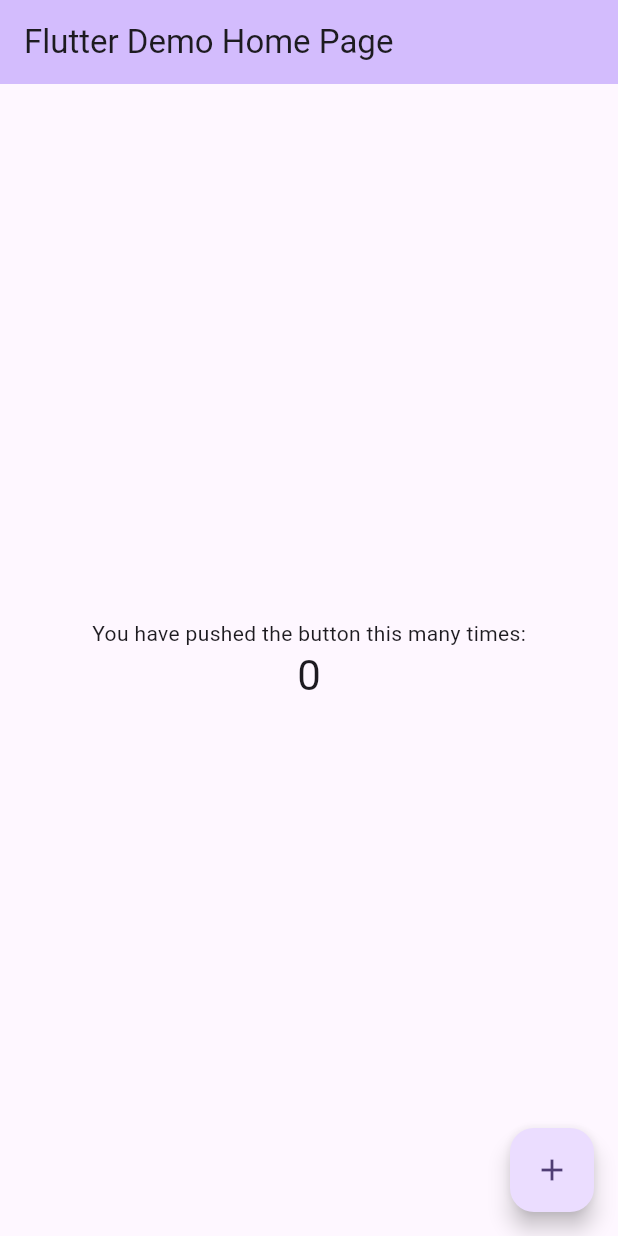
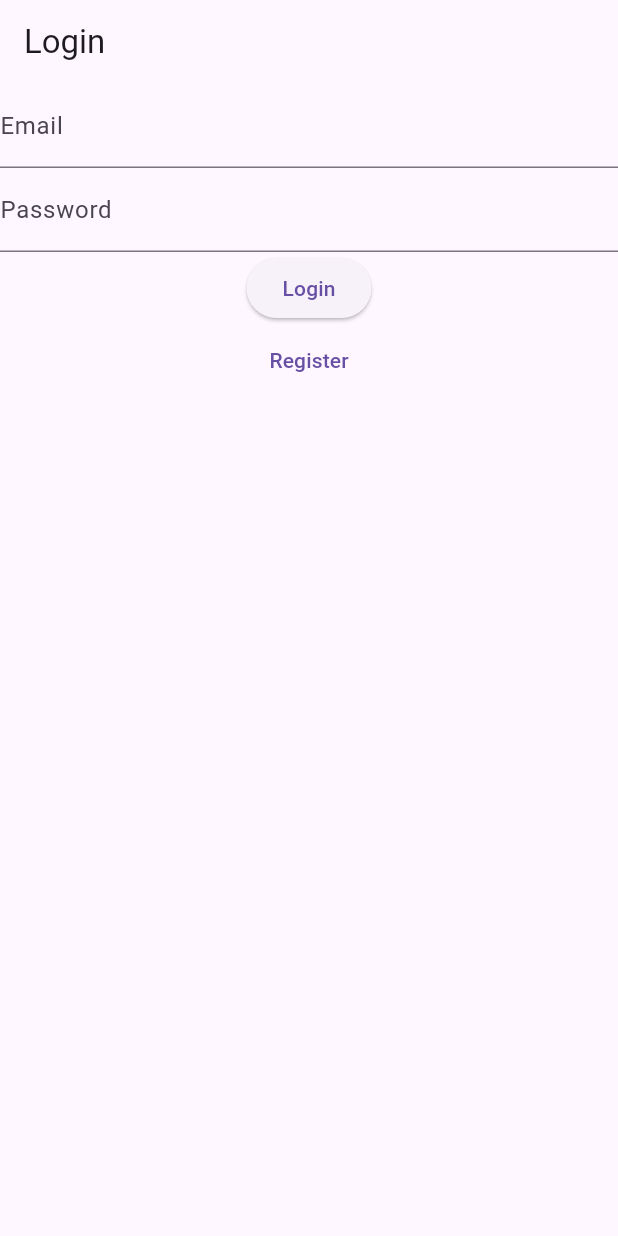
Before and after one commit to emmawalkerMAD2024/HW04, a Flutter app: the screen it shows after launch, on a phone screen of 412 x 824 dp. Run offline on Flutter 3.47's test engine with Material 3 defaults, Android fonts, the light colour scheme and no system bars; our stand-ins replace cloud_firestore, firebase_auth, firebase_core; accounts and stored records are empty.

Commit message:
added pages

```diff
--- /dev/null
+++ b/lib/login_screen.dart
@@ -0,0 +1,40 @@
+import 'package:flutter/material.dart';
+import 'package:firebase_auth/firebase_auth.dart';
+
+class LoginScreen extends StatefulWidget {
+  @override
+  _LoginScreenState createState() => _LoginScreenState();
+}
+
+class _LoginScreenState extends State<LoginScreen> {
+  final _auth = FirebaseAuth.instance;
+  final _emailController = TextEditingController();
+  final _passwordController = TextEditingController();
+
+  Future<void> loginUser() async {
+    try {
+      await _auth.signInWithEmailAndPassword(
+        email: _emailController.text,
+        password: _passwordController.text,
+      );
+      Navigator.pushReplacementNamed(context, '/home');
+    } catch (e) {
+      print(e);
+    }
+  }
+
+  @override
+  Widget build(BuildContext context) {
+    return Scaffold(
+      appBar: AppBar(title: Text('Login')),
+      body: Column(
+        children: [
+          TextField(controller: _emailController, decoration: InputDecoration(labelText: 'Email')),
+          TextField(controller: _passwordController, decoration: InputDecoration(labelText: 'Password'), obscureText: true),
+          ElevatedButton(onPressed: loginUser, child: Text('Login')),
+          TextButton(onPressed: () => Navigator.pushNamed(context, '/register'), child: Text('Register'))
+        ],
+      ),
+    );
+  }
+}
--- a/lib/main.dart
+++ b/lib/main.dart
@@ -1,125 +1,28 @@
 import 'package:flutter/material.dart';
+import 'package:firebase_core/firebase_core.dart';
+import 'splash_screen.dart';
+import 'login_screen.dart';
+import 'register_screen.dart';
+import 'message_boards_screen.dart';
 
-void main() {
-  runApp(const MyApp());
+void main() async {
+  WidgetsFlutterBinding.ensureInitialized();
+  await Firebase.initializeApp();
+  runApp(MyApp());
 }
 
 class MyApp extends StatelessWidget {
-  const MyApp({super.key});
-
-  // This widget is the root of your application.
   @override
   Widget build(BuildContext context) {
     return MaterialApp(
-      title: 'Flutter Demo',
-      theme: ThemeData(
-        // This is the theme of your application.
-        //
-        // TRY THIS: Try running your application with "flutter run". You'll see
-        // the application has a purple toolbar. Then, without quitting the app,
-        // try changing the seedColor in the colorScheme below to Colors.green
-        // and then invoke "hot reload" (save your changes or press the "hot
-        // reload" button in a Flutter-supported IDE, or press "r" if you used
-        // the command line to start the app).
-        //
-        // Notice that the counter didn't reset back to zero; the application
-        // state is not lost during the reload. To reset the state, use hot
-        // restart instead.
-        //
-        // This works for code too, not just values: Most code changes can be
-        // tested with just a hot reload.
-        colorScheme: ColorScheme.fromSeed(seedColor: Colors.deepPurple),
-        useMaterial3: true,
-      ),
-      home: const MyHomePage(title: 'Flutter Demo Home Page'),
+      title: 'Chat App',
+      initialRoute: '/',
+      routes: {
+        '/': (context) => SplashScreen(),
+        '/login': (context) => LoginScreen(),
+        '/register': (context) => RegisterScreen(),
+        '/home': (context) => MessageBoardsScreen(),
+      },
     );
   }
 }
-
-class MyHomePage extends StatefulWidget {
-  const MyHomePage({super.key, required this.title});
-
-  // This widget is the home page of your application. It is stateful, meaning
-  // that it has a State object (defined below) that contains fields that affect
-  // how it looks.
-
-  // This class is the configuration for the state. It holds the values (in this
-  // case the title) provided by the parent (in this case the App widget) and
-  // used by the build method of the State. Fields in a Widget subclass are
-  // always marked "final".
-
-  final String title;
-
-  @override
-  State<MyHomePage> createState() => _MyHomePageState();
-}
-
-class _MyHomePageState extends State<MyHomePage> {
-  int _counter = 0;
-
-  void _incrementCounter() {
-    setState(() {
-      // This call to setState tells the Flutter framework that something has
-      // changed in this State, which causes it to rerun the build method below
-      // so that the display can reflect the updated values. If we changed
-      // _counter without calling setState(), then the build method would not be
-      // called again, and so nothing would appear to happen.
-      _counter++;
-    });
-  }
-
-  @override
-  Widget build(BuildContext context) {
-    // This method is rerun every time setState is called, for instance as done
-    // by the _incrementCounter method above.
-    //
-    // The Flutter framework has been optimized to make rerunning build methods
-    // fast, so that you can just rebuild anything that needs updating rather
-    // than having to individually change instances of widgets.
-    return Scaffold(
-      appBar: AppBar(
-        // TRY THIS: Try changing the color here to a specific color (to
-        // Colors.amber, perhaps?) and trigger a hot reload to see the AppBar
-        // change color while the other colors stay the same.
-        backgroundColor: Theme.of(context).colorScheme.inversePrimary,
-        // Here we take the value from the MyHomePage object that was created by
-        // the App.build method, and use it to set our appbar title.
-        title: Text(widget.title),
-      ),
-      body: Center(
-        // Center is a layout widget. It takes a single child and positions it
-        // in the middle of the parent.
-        child: Column(
-          // Column is also a layout widget. It takes a list of children and
-          // arranges them vertically. By default, it sizes itself to fit its
-          // children horizontally, and tries to be as tall as its parent.
-          //
-          // Column has various properties to control how it sizes itself and
-          // how it positions its children. Here we use mainAxisAlignment to
-          // center the children vertically; the main axis here is the vertical
-          // axis because Columns are vertical (the cross axis would be
-          // horizontal).
-          //
-          // TRY THIS: Invoke "debug painting" (choose the "Toggle Debug Paint"
-          // action in the IDE, or press "p" in the console), to see the
-          // wireframe for each widget.
-          mainAxisAlignment: MainAxisAlignment.center,
-          children: <Widget>[
-            const Text(
-              'You have pushed the button this many times:',
-            ),
-            Text(
-              '$_counter',
-              style: Theme.of(context).textTheme.headlineMedium,
-            ),
-          ],
-        ),
-      ),
-      floatingActionButton: FloatingActionButton(
-        onPressed: _incrementCounter,
-        tooltip: 'Increment',
-        child: const Icon(Icons.add),
-      ), // This trailing comma makes auto-formatting nicer for build methods.
-    );
-  }
-}
--- a/pubspec.yaml
+++ b/pubspec.yaml
@@ -39,6 +39,10 @@ dependencies:
 dev_dependencies:
   flutter_test:
     sdk: flutter
+  firebase_core: ^3.7.0
+  firebase_auth: ^5.3.3
+  cloud_firestore: ^5.4.5
+  intl: ^0.18.0
 
   # The "flutter_lints" package below contains a set of recommended lints to
   # encourage good coding practices. The lint set provided by the package is
```
Also changed, not shown: lib/app_drawer.dart (added, +21 -0 lines), lib/chat_screen.dart (added, +160 -0 lines), lib/message_boards_screen.dart (added, +35 -0 lines), lib/register_screen.dart (added, +53 -0 lines), lib/splash_screen.dart (added, +26 -0 lines), pubspec.lock, 4 other files.
